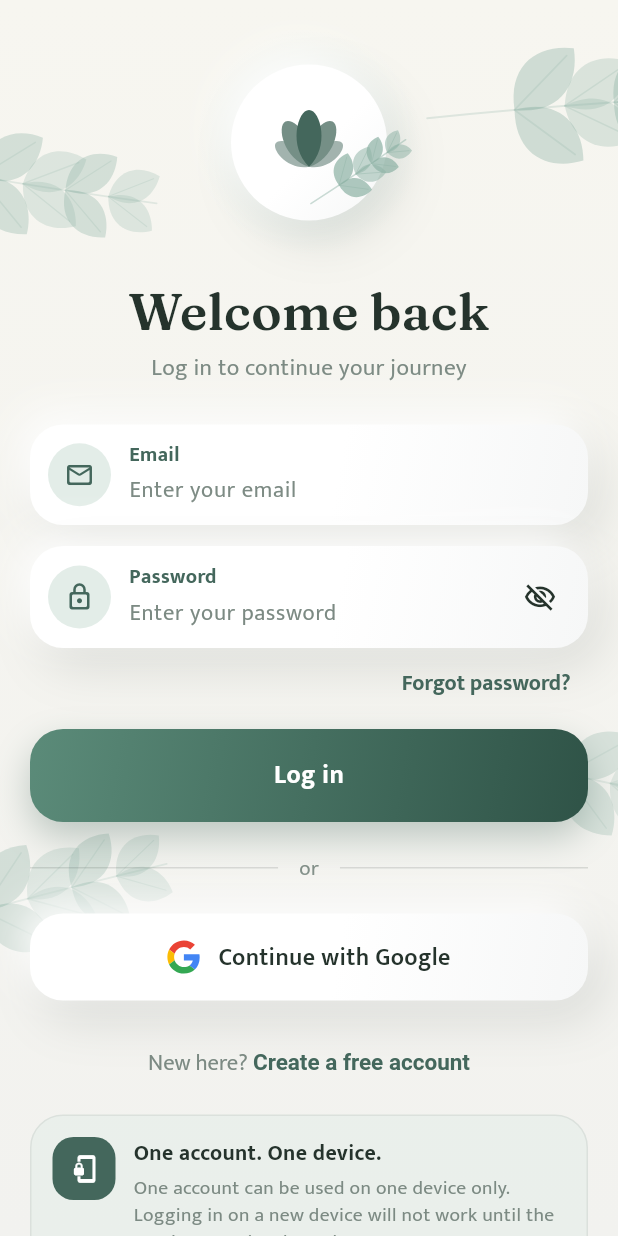
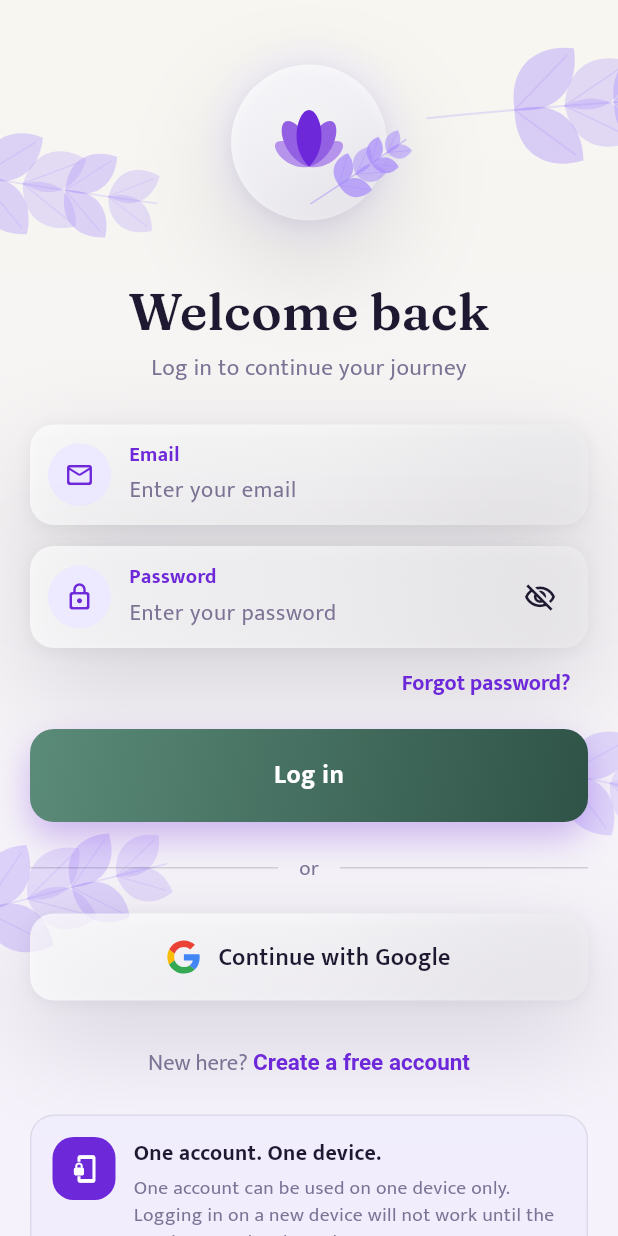
Before and after one commit to cyberking-coder/Rishi_app2, a Flutter app: the screen it shows after launch, on a phone screen of 412 x 824 dp. Run offline on Flutter 3.47's test engine with Material 3 defaults, Android fonts, the phone set to English and light mode, and no system bars; our stand-ins replace audio_service, chewie, device_info_plus, firebase_core, firebase_messaging, flutter_local_notifications and 10 more; missing offline and left inert: pointycastle; accounts and stored records are empty.

Commit message:
Restyle the design system to purple glass
Swaps the sage-on-cream palette for the violet system in the v3 design:
lavender canvas, mid-violet accent, deep-purple player, frosted surfaces
for cards and bars.

Done as a value swap inside AppTheme rather than a rename. Thirty-two
files read from this class, and changing `sage` to `violet` would have
meant touching every one of them to alter what colour comes out. The
token names describe roles — `sage` means "the primary action colour" —
so the whole app re-skins from one file. clayFill keeps its name for the
same reason, though it now draws frosted white rather than lit clay, and
the comment says so rather than leaving the next reader to wonder.

The shadow model changes with the material. Claymorphism used two lights
and a faked inner highlight; glass throws a single soft shadow a long
way down. Keeping the clay shadows under the new palette would have read
as a lavender app wearing someone else's lighting.

The player keeps its own constants, now the deep end of the ramp rather
than deep sage. It is the one screen you are inside rather than on, which
is why it does not read the light-theme tokens.

This is the foundation only. The per-screen work in the design — the
frosted tab bar, the welcome screen, the glass app bars, the Guide
layout — is not in this commit, and the botanical leaf decorations still
belong to the old system.

Not compiled — no Flutter toolchain here. Colour constants are the least
likely thing to fail a build, but the whole app changes appearance, so
this wants looking at on a device rather than trusting.

Co-Authored-By: Claude Opus 5 <noreply@anthropic.com>
Claude-Session: https://claude.ai/code/session_01QAekPFiqRdxurD3Bhzvu4J

```diff
--- a/mobile_app/lib/app/theme/app_theme.dart
+++ b/mobile_app/lib/app/theme/app_theme.dart
@@ -1,9 +1,15 @@
 import 'package:flutter/material.dart';
 
-/// Calm learning theme: sage green on warm cream. Sage carries every
-/// interactive affordance, cream carries content surfaces, and the two
-/// stay far enough apart in luminance that text never needs a shadow to
-/// stay readable.
+/// Purple glass: a light theme on a violet palette running light to
+/// dark — lavender canvas, mid-violet accent, deep-purple player — with
+/// frosted surfaces for cards, bars and the tab bar.
+///
+/// Replaces the sage-on-cream system. The token NAMES are deliberately
+/// unchanged: 32 files read from this class, and renaming `sage` to
+/// `violet` would have meant touching every one of them to change what
+/// colour comes out of it. The names describe roles here — [sage] is
+/// "the primary action colour", whatever hue that currently is — which
+/// is what let this palette land in one file.
 ///
 /// Screens should read from here rather than declaring their own
 /// constants — the old per-screen colour blocks are what let the app
@@ -12,32 +18,42 @@ class AppTheme {
   AppTheme._();
 
   // ── Core palette ────────────────────────────────────────────────────
-  /// Page background. Warm off-white, never pure white — pure white next
-  /// to the cream cards reads as a rendering bug rather than a choice.
-  static const Color background = Color(0xFFF2F2EF);
+  /// Page background. Lavender canvas — the tint is what makes the
+  /// frosted white surfaces above it read as glass rather than as
+  /// plain cards.
+  static const Color background = Color(0xFFF5F2FC);
 
   /// Cards and sheets that sit on [background].
   static const Color surface = Color(0xFFFFFFFF);
 
-  /// Secondary surface for list rows — the cream tone from the reference
-  /// lesson list. Warmer than [surface] so stacked rows separate without
-  /// borders.
-  static const Color surfaceCream = Color(0xFFFBF7EC);
+  /// Secondary surface for list rows. The palest violet, so stacked
+  /// rows separate from [surface] without borders.
+  static const Color surfaceCream = Color(0xFFF5F3FF);
+
+  /// Frosted card fill: white at 60%, over [background]. Pair with a
+  /// BackdropFilter where the thing behind it is worth blurring;
+  /// on a flat background the translucency alone carries it.
+  static const Color glass = Color(0x99FFFFFF);
+
+  /// The deep end of the ramp — the player, and anything that should
+  /// read as a surface you are inside rather than on.
+  static const Color deep = Color(0xFF2A1650);
+  static const Color deepest = Color(0xFF1E1830);
 
   /// Primary brand + every primary action.
-  static const Color sage = Color(0xFF5F8D7E);
-  static const Color sageDark = Color(0xFF44675C);
-  static const Color sageLight = Color(0xFF8FB3A6);
+  static const Color sage = Color(0xFF7C3AED);
+  static const Color sageDark = Color(0xFF6D28D9);
+  static const Color sageLight = Color(0xFFA78BFA);
 
   /// Tinted fills for pills, badges and icon chips.
-  static const Color sageSoft = Color(0xFFE3EDE8);
+  static const Color sageSoft = Color(0xFFEDE9FE);
 
-  /// Warm accent, used sparingly — bookmarks, highlights, "new" flags.
-  static const Color sand = Color(0xFFEFD9A8);
-  static const Color sandSoft = Color(0xFFFAF0DA);
+  /// Secondary accent, used sparingly — highlights, "new" flags.
+  static const Color sand = Color(0xFFC4B5FD);
+  static const Color sandSoft = Color(0xFFEDE9FE);
 
-  /// Locked / premium invitation. NOT destructive — see [danger].
-  static const Color clay = Color(0xFFC97B5A);
+  /// Locked / members-only. NOT destructive — see [danger].
+  static const Color clay = Color(0xFF6D28D9);
 
   /// Destructive only: delete, revoke, payment failed.
   ///
@@ -46,21 +62,21 @@ class AppTheme {
   /// faintly like a threat.
   static const Color danger = Color(0xFFB23A2E);
 
-  /// Certificate seals only. A deeper [sand] — the pale original doesn't
-  /// read as an award against cream.
-  static const Color gold = Color(0xFFD6B36B);
+  /// Kept for the certificate seal, which iOS no longer renders and
+  /// Android still can. A deeper [sand].
+  static const Color gold = Color(0xFF8B5CF6);
 
   // ── Text ────────────────────────────────────────────────────────────
-  static const Color textPrimary = Color(0xFF25332C);
-  static const Color textSecondary = Color(0xFF7C8A83);
+  static const Color textPrimary = Color(0xFF1E1830);
+  static const Color textSecondary = Color(0xFF7D7395);
   static const Color textOnSage = Color(0xFFFFFFFF);
 
   // ── Lines ───────────────────────────────────────────────────────────
-  /// textPrimary at 8%.
-  static const Color border = Color(0x1425332C);
+  /// textPrimary at 9%.
+  static const Color border = Color(0x171E1830);
 
-  /// textPrimary at 14%, for edges that must survive on cream.
-  static const Color borderStrong = Color(0x2425332C);
+  /// textPrimary at 16%, for edges that must survive on a tinted canvas.
+  static const Color borderStrong = Color(0x291E1830);
 
   // ── Shape ───────────────────────────────────────────────────────────
   // Claymorphism reads as a soft solid you could press a thumb into.
@@ -68,11 +84,11 @@ class AppTheme {
   // card just looks like a card with an odd shadow — and it needs the
   // radius to stay proportional as surfaces shrink, so a chip is as
   // rounded relative to its size as a card is.
-  static const double radiusCard = 28;
-  static const double radiusRow = 22;
+  static const double radiusCard = 24;
+  static const double radiusRow = 16;
 
-  /// Inner tiles: lesson leads, avatars, icon chips.
-  static const double radiusTile = 18;
+  /// Inner tiles: episode leads, avatars, icon chips.
+  static const double radiusTile = 12;
   static const double radiusPill = 999;
 
   // ── Type ────────────────────────────────────────────────────────────
@@ -149,54 +165,57 @@ class AppTheme {
   /// Clay lift: a dark shadow low-right and a light one high-left.
   ///
   /// The pair is what makes a surface read as a soft solid rather than a
-  /// card floating over a page — one light source above-left, and the
-  /// highlight is as load-bearing as the shadow. Dropping the light one
-  /// leaves an ordinary drop shadow.
-  ///
-  /// Flutter has no inset BoxShadow, so the inner light that completes the
-  /// effect is faked with a gradient in [clayFill] instead.
+  /// card floating over a page. Purple glass throws a single soft shadow
+  /// a long way down rather than the two-light clay model this replaced —
+  /// the surface is meant to read as translucent and hovering, not as a
+  /// solid you could press a thumb into.
   static List<BoxShadow> get cardShadow => const [
         BoxShadow(
-          color: Color(0x2225332C),
-          blurRadius: 28,
-          offset: Offset(8, 12),
+          color: Color(0x291E1830),
+          blurRadius: 60,
+          offset: Offset(0, 24),
         ),
         BoxShadow(
-          color: Color(0xE6FFFFFF),
-          blurRadius: 22,
-          offset: Offset(-7, -9),
+          color: Color(0x0F1E1830),
+          blurRadius: 8,
+          offset: Offset(0, 2),
         ),
       ];
 
-  /// The same light, closer in — for rows, chips and small tiles.
+  /// Barely there — for rows, chips and small tiles, where the long
+  /// throw of [cardShadow] would muddy a stack.
   static List<BoxShadow> get rowShadow => const [
         BoxShadow(
-          color: Color(0x1A25332C),
-          blurRadius: 16,
-          offset: Offset(4, 6),
+          color: Color(0x0D1E1830),
+          blurRadius: 2,
+          offset: Offset(0, 1),
         ),
         BoxShadow(
-          color: Color(0xCCFFFFFF),
-          blurRadius: 12,
-          offset: Offset(-4, -5),
+          color: Color(0x0A1E1830),
+          blurRadius: 0,
+          spreadRadius: 0.5,
         ),
       ];
 
-  /// The top-left-lit gradient that stands in for an inner highlight.
+  /// The frosted fill: a translucent white that lets the lavender canvas
+  /// through, brightest at the top edge where a glass panel catches the
+  /// light. Kept subtle — pushed harder it stops reading as glass and
+  /// starts reading as a grey card.
   ///
-  /// Subtle on purpose: at any real strength it reads as a gloss and the
-  /// surface stops looking like clay and starts looking like plastic.
+  /// Still called clayFill because 32 files call it. The name is wrong
+  /// for what it now draws and renaming it would be a rename commit
+  /// across the whole app, which is not what a restyle should cost.
   static LinearGradient clayFill([Color? base]) {
-    final c = base ?? surface;
+    final c = base ?? glass;
     return LinearGradient(
       begin: Alignment.topLeft,
       end: Alignment.bottomRight,
       colors: [
-        Color.alphaBlend(const Color(0x14FFFFFF), c),
+        Color.alphaBlend(const Color(0x40FFFFFF), c),
         c,
-        Color.alphaBlend(const Color(0x0A25332C), c),
+        Color.alphaBlend(const Color(0x0D1E1830), c),
       ],
-      stops: const [0, 0.55, 1],
+      stops: const [0, 0.5, 1],
     );
   }
 
@@ -220,9 +239,9 @@ class AppTheme {
     );
   }
 
-  /// A pressed-in well: search fields, progress tracks, empty slots.
-  /// Reverses the light so the surface reads as carved rather than
-  /// raised — the counterpart that makes the raised pieces legible.
+  /// A recessed well: search fields, progress tracks, empty slots. A
+  /// flat violet tint rather than a carved one — on glass there is no
+  /// depth to carve into.
   static BoxDecoration clayInset({Color? color, double? radius}) {
     final c = color ?? sageSoft;
     return BoxDecoration(
@@ -230,7 +249,7 @@ class AppTheme {
         begin: Alignment.topLeft,
         end: Alignment.bottomRight,
         colors: [
-          Color.alphaBlend(const Color(0x1425332C), c),
+          Color.alphaBlend(const Color(0x141E1830), c),
           c,
           Color.alphaBlend(const Color(0x14FFFFFF), c),
         ],
@@ -242,22 +261,25 @@ class AppTheme {
 
   static List<BoxShadow> get navShadow => const [
         BoxShadow(
-          color: Color(0x2225332C),
-          blurRadius: 30,
-          offset: Offset(0, -6),
-        ),
-        BoxShadow(
-          color: Color(0xB3FFFFFF),
-          blurRadius: 16,
-          offset: Offset(0, -14),
+          color: Color(0x1F1E1830),
+          blurRadius: 40,
+          offset: Offset(0, -8),
         ),
       ];
 
-  /// Hero gradient for the home banner and course covers with no image.
+  /// Hero gradient for the home banner and covers with no image.
   static const LinearGradient sageGradient = LinearGradient(
     begin: Alignment.topLeft,
     end: Alignment.bottomRight,
-    colors: [Color(0xFF6E9A8B), Color(0xFF4E7A6C)],
+    colors: [Color(0xFF8B5CF6), Color(0xFF4C1D95)],
+  );
+
+  /// The deep end of the ramp, for the player. Dark enough that artwork
+  /// and white controls sit on it without a scrim.
+  static const LinearGradient deepGradient = LinearGradient(
+    begin: Alignment.topCenter,
+    end: Alignment.bottomCenter,
+    colors: [Color(0xFF2A1650), Color(0xFF1E1830)],
   );
 
   /// Maps the design's ramp onto Material's slots so a widget that asks
--- a/mobile_app/lib/features/audio/presentation/screens/now_playing_screen.dart
+++ b/mobile_app/lib/features/audio/presentation/screens/now_playing_screen.dart
@@ -10,12 +10,15 @@ import '../widgets/sleep_timer_sheet.dart';
 import '../widgets/speed_selector_sheet.dart';
 
 // ── Design constants ──────────────────────────────────────────────────────────
-const _kBg = Color(0xFF1B2723);         // deep sage, immersive stage
-const _kRing1 = Color(0xFFEFD9A8);      // sand outer ring
-const _kRing2 = Color(0xFF8FB3A6);      // sage inner ring
-const _kAccent = Color(0xFF8FB3A6);     // buttons / active
+// The player is the deep end of the violet ramp — the one screen you are
+// inside rather than on, which is why it keeps its own constants instead
+// of reading the light-theme tokens.
+const _kBg = Color(0xFF2A1650);         // deep purple, immersive stage
+const _kRing1 = Color(0xFFC4B5FD);      // pale violet outer ring
+const _kRing2 = Color(0xFFA78BFA);      // mid violet inner ring
+const _kAccent = Color(0xFFA78BFA);     // buttons / active
 const _kTextPrimary = Colors.white;
-const _kTextSecondary = Color(0xFFA8BBB2);
+const _kTextSecondary = Color(0xFFBCB4CC);
 
 class NowPlayingScreen extends ConsumerWidget {
   const NowPlayingScreen({super.key});
```
